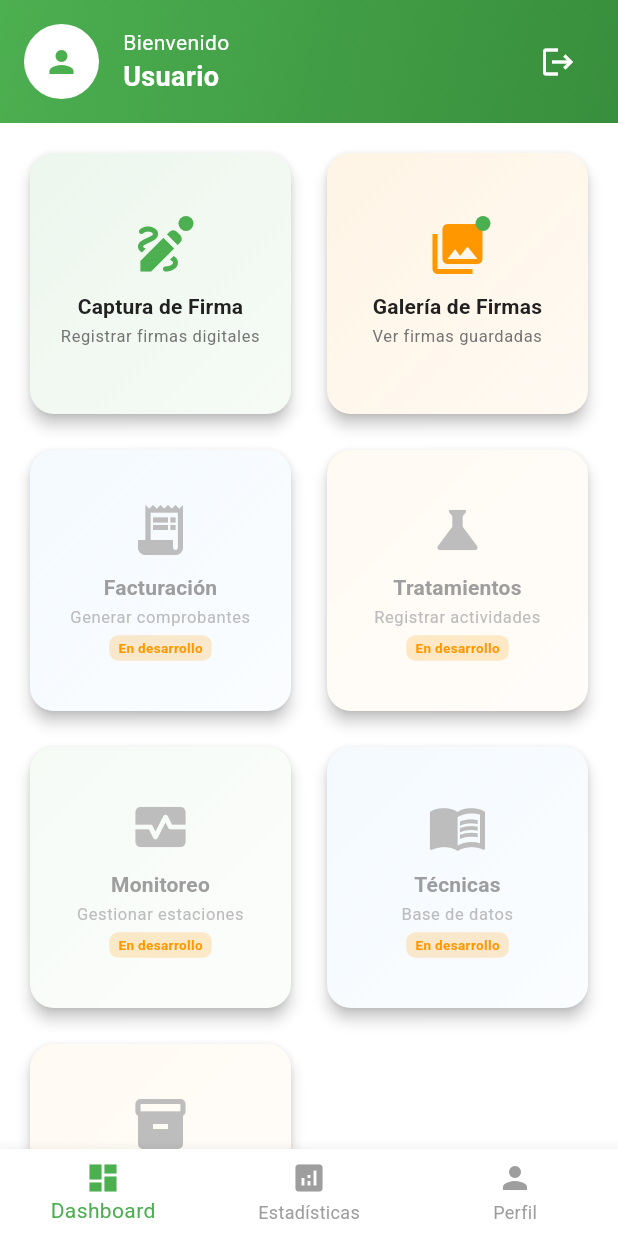
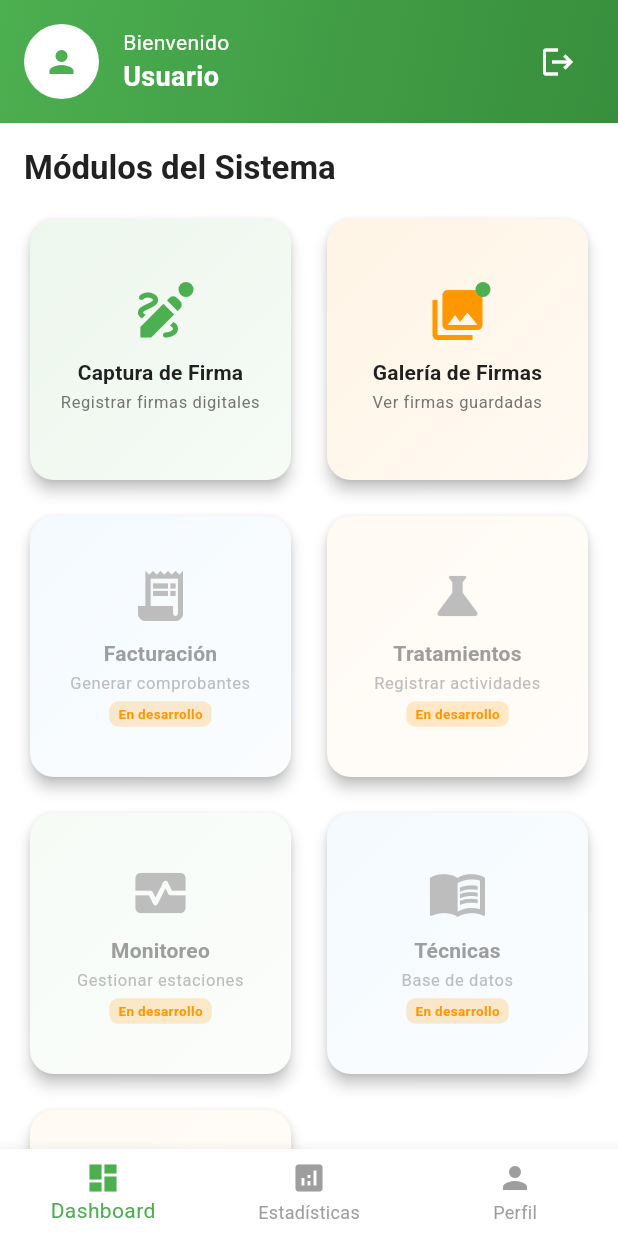
Before and after one commit to FabsSWD/BiobugMobileApp, a Flutter app: the HomePage screen opened by its route, on a phone screen of 412 x 824 dp. Run offline on Flutter 3.47's test engine with Material 3 defaults, Android fonts, the phone set to English and light mode, and no system bars; our stand-ins replace connectivity_plus, dartz, dio, equatable, flutter_bloc, flutter_secure_storage and 5 more; accounts and stored records are empty; generated files the repository leaves out were written again.

Commit message:
Improve auth flow with robust user data handling and logging
Adds extensive debug logging and error handling throughout authentication data sources, models, repository, and presentation layer. Improves user data extraction from API responses, ensures user info is loaded after login/register, and provides user-friendly error messages. Updates home page to better reflect authentication state and loading, and enhances UI feedback for profile and module navigation.

```diff
--- a/lib/shared/pages/home_page.dart
+++ b/lib/shared/pages/home_page.dart
@@ -4,6 +4,7 @@ import '../../features/auth/presentation/bloc/auth_bloc.dart';
 import '../../features/auth/presentation/bloc/auth_event.dart';
 import '../../features/auth/presentation/bloc/auth_state.dart';
 import '../../features/signature_capture/presentation/pages/signature_capture_page.dart';
+import '../../features/signature_capture/presentation/pages/signature_gallery_page.dart';
 import '../themes/app_colors.dart';
 import '../widgets/offline_indicator.dart';
 import '../routes/app_routes.dart';
@@ -81,8 +82,12 @@ class _HomePageState extends State<HomePage> {
   Widget build(BuildContext context) {
     return BlocListener<AuthBloc, AuthState>(
       listener: (context, state) {
+        print('HomePage BlocListener - State: ${state.runtimeType}');
         if (state is AuthUnauthenticated) {
+          print('Redirecting to login - user unauthenticated');
           Navigator.pushReplacementNamed(context, '/login');
+        } else if (state is AuthAuthenticated) {
+          print('User authenticated: ${state.user.fullName}');
         }
       },
       child: Scaffold(
@@ -104,29 +109,69 @@ class _HomePageState extends State<HomePage> {
                 child: SafeArea(
                   child: Padding(
                     padding: const EdgeInsets.all(16.0),
-                    child: Row(
+                    child: BlocBuilder<AuthBloc, AuthState>(
+                      builder: (context, state) {
+                        print('AppBar BlocBuilder - State: ${state.runtimeType}');
+
+                        // Mostrar loading mientras se cargan los datos
+                        if (state is AuthLoading) {
+                          return Row(
+                            children: [
+                              CircleAvatar(
+                                radius: 25,
+                                backgroundColor: AppColors.white,
+                                child: const SizedBox(
+                                  width: 20,
+                                  height: 20,
+                                  child: CircularProgressIndicator(
+                                    strokeWidth: 2,
+                                    valueColor: AlwaysStoppedAnimation<Color>(AppColors.primary),
+                                  ),
+                                ),
+                              ),
+                              const SizedBox(width: 16),
+                              const Expanded(
+                                child: Column(
+                                  crossAxisAlignment: CrossAxisAlignment.start,
+                                  children: [
+                                    Text(
+                                      'Bienvenido',
+                                      style: TextStyle(
+                                        color: AppColors.white,
+                                        fontSize: 14,
+                                      ),
+                                    ),
+                                    Text(
+                                      'Cargando...',
+                                      style: TextStyle(
+                                        color: AppColors.white,
+                                        fontSize: 18,
+                                        fontWeight: FontWeight.bold,
+                                      ),
+                                    ),
+                                  ],
+                                ),
+                              ),
+                            ],
+                          );
+                        }
+
+                        // Mostrar datos del usuario cuando está autenticado
+                        if (state is AuthAuthenticated) {
+                          print('Rendering authenticated user: ${state.user.fullName}');
+                          return Row(
                             children: [
                               // User Avatar
                               CircleAvatar(
                                 radius: 25,
                                 backgroundColor: AppColors.white,
-                          child: BlocBuilder<AuthBloc, AuthState>(
-                            builder: (context, state) {
-                              if (state is AuthAuthenticated) {
-                                return Text(
+                                child: Text(
                                   state.user.fullName[0].toUpperCase(),
                                   style: const TextStyle(
                                     color: AppColors.primary,
                                     fontWeight: FontWeight.bold,
                                     fontSize: 20,
                                   ),
-                                );
-                              }
-                              return const Icon(
-                                Icons.person,
-                                color: AppColors.primary,
-                              );
-                            },
                                 ),
                               ),
 
@@ -144,10 +189,7 @@ class _HomePageState extends State<HomePage> {
                                         fontSize: 14,
                                       ),
                                     ),
-                              BlocBuilder<AuthBloc, AuthState>(
-                                builder: (context, state) {
-                                  if (state is AuthAuthenticated) {
-                                    return Text(
+                                    Text(
                                       state.user.fullName,
                                       style: const TextStyle(
                                         color: AppColors.white,
@@ -155,17 +197,6 @@ class _HomePageState extends State<HomePage> {
                                         fontWeight: FontWeight.bold,
                                       ),
                                       overflow: TextOverflow.ellipsis,
-                                    );
-                                  }
-                                  return const Text(
-                                    'Usuario',
-                                    style: TextStyle(
-                                      color: AppColors.white,
-                                      fontSize: 18,
-                                      fontWeight: FontWeight.bold,
-                                    ),
-                                  );
-                                },
                                     ),
                                   ],
                                 ),
@@ -180,6 +211,58 @@ class _HomePageState extends State<HomePage> {
                                 ),
                               ),
                             ],
+                          );
+                        }
+
+                        // Estado por defecto (no autenticado, error, etc.)
+                        print('Rendering default state');
+                        return Row(
+                          children: [
+                            CircleAvatar(
+                              radius: 25,
+                              backgroundColor: AppColors.white,
+                              child: const Icon(
+                                Icons.person,
+                                color: AppColors.primary,
+                              ),
+                            ),
+
+                            const SizedBox(width: 16),
+
+                            const Expanded(
+                              child: Column(
+                                crossAxisAlignment: CrossAxisAlignment.start,
+                                children: [
+                                  Text(
+                                    'Bienvenido',
+                                    style: TextStyle(
+                                      color: AppColors.white,
+                                      fontSize: 14,
+                                    ),
+                                  ),
+                                  Text(
+                                    'Usuario',
+                                    style: TextStyle(
+                                      color: AppColors.white,
+                                      fontSize: 18,
+                                      fontWeight: FontWeight.bold,
+                                    ),
+                                  ),
+                                ],
+                              ),
+                            ),
+
+                            // Logout Button
+                            IconButton(
+                              onPressed: () => _showLogoutDialog(context),
+                              icon: const Icon(
+                                Icons.logout,
+                                color: AppColors.white,
+                              ),
+                            ),
+                          ],
+                        );
+                      },
                     ),
                   ),
                 ),
@@ -227,6 +310,13 @@ class _HomePageState extends State<HomePage> {
       child: Column(
         crossAxisAlignment: CrossAxisAlignment.start,
         children: [
+          Text(
+            'Módulos del Sistema',
+            style: Theme.of(context).textTheme.titleLarge?.copyWith(
+              fontWeight: FontWeight.bold,
+            ),
+          ),
+          const SizedBox(height: 16),
           GridView.builder(
             shrinkWrap: true,
             physics: const NeverScrollableScrollPhysics(),
@@ -234,7 +324,7 @@ class _HomePageState extends State<HomePage> {
               crossAxisCount: 2,
               crossAxisSpacing: 16,
               mainAxisSpacing: 16,
-              childAspectRatio: 1.0, // Cambiado de 1.2 a 1.0 para más altura
+              childAspectRatio: 1.0,
             ),
             itemCount: _menuItems.length,
             itemBuilder: (context, index) {
@@ -275,7 +365,6 @@ class _HomePageState extends State<HomePage> {
             mainAxisAlignment: MainAxisAlignment.center,
             mainAxisSize: MainAxisSize.min,
             children: [
-              // Icon con indicador
               Stack(
                 clipBehavior: Clip.none,
                 children: [
@@ -300,30 +389,28 @@ class _HomePageState extends State<HomePage> {
                 ],
               ),
 
-              const SizedBox(height: 8), // Reducido de 12 a 8
+              const SizedBox(height: 8),
 
-              // Título
               Text(
                 item['title'],
                 style: Theme.of(context).textTheme.titleMedium?.copyWith(
                   fontWeight: FontWeight.bold,
                   color: isImplemented ? null : AppColors.grey500,
-                  fontSize: 14, // Reducido para evitar overflow
+                  fontSize: 14,
                 ),
                 textAlign: TextAlign.center,
-                maxLines: 2, // Limitado a 2 líneas
+                maxLines: 2,
                 overflow: TextOverflow.ellipsis,
               ),
 
-              const SizedBox(height: 2), // Reducido de 4 a 2
+              const SizedBox(height: 2),
 
-              // Subtítulo
-              Flexible( // Añadido Flexible para mejor manejo del espacio
+              Flexible(
                 child: Text(
                   item['subtitle'],
                   style: Theme.of(context).textTheme.bodySmall?.copyWith(
                     color: isImplemented ? null : AppColors.grey400,
-                    fontSize: 11, // Reducido para evitar overflow
+                    fontSize: 11,
                   ),
                   textAlign: TextAlign.center,
                   maxLines: 2,
@@ -331,19 +418,18 @@ class _HomePageState extends State<HomePage> {
                 ),
               ),
 
-              // Etiqueta "En desarrollo" (más compacta)
               if (!isImplemented) ...[
-                const SizedBox(height: 4), // Reducido de 8 a 4
+                const SizedBox(height: 4),
                 Container(
-                  padding: const EdgeInsets.symmetric(horizontal: 6, vertical: 2), // Reducido
+                  padding: const EdgeInsets.symmetric(horizontal: 6, vertical: 2),
                   decoration: BoxDecoration(
                     color: AppColors.warning.withOpacity(0.2),
-                    borderRadius: BorderRadius.circular(6), // Reducido de 8 a 6
+                    borderRadius: BorderRadius.circular(6),
                   ),
                   child: Text(
                     'En desarrollo',
                     style: TextStyle(
-                      fontSize: 9, // Reducido de 10 a 9
+                      fontSize: 9,
                       color: AppColors.warning,
                       fontWeight: FontWeight.bold,
                     ),
@@ -362,7 +448,6 @@ class _HomePageState extends State<HomePage> {
     final route = item['route'] as String;
 
     if (isImplemented) {
-      // Navigate to implemented modules
       if (route == AppRoutes.signatureCapture) {
         Navigator.pushNamed(
           context,
@@ -378,7 +463,6 @@ class _HomePageState extends State<HomePage> {
         Navigator.pushNamed(context, route);
       }
     } else {
-      // Show development message for unimplemented modules
       ScaffoldMessenger.of(context).showSnackBar(
         SnackBar(
           content: Text('${item['title']} - En desarrollo'),
@@ -400,7 +484,16 @@ class _HomePageState extends State<HomePage> {
   Widget _buildProfile() {
     return BlocBuilder<AuthBloc, AuthState>(
       builder: (context, state) {
+        print('Profile BlocBuilder - State: ${state.runtimeType}');
+
+        if (state is AuthLoading) {
+          return const Center(
+            child: CircularProgressIndicator(),
+          );
+        }
+
         if (state is AuthAuthenticated) {
+          print('Rendering profile for user: ${state.user.fullName}');
           return SingleChildScrollView(
             padding: const EdgeInsets.all(16.0),
             child: Column(
@@ -443,7 +536,6 @@ class _HomePageState extends State<HomePage> {
                 ),
                 const SizedBox(height: 16),
 
-                // Quick access to signature gallery
                 Card(
                   child: ListTile(
                     leading: const Icon(Icons.draw, color: AppColors.primary),
@@ -466,8 +558,34 @@ class _HomePageState extends State<HomePage> {
             ),
           );
         }
-        return const Center(
-          child: Text('No se pudieron cargar los datos del usuario'),
+
+        // Si no está autenticado o hay error
+        print('Rendering profile error/unauthenticated state');
+        return Center(
+          child: Column(
+            mainAxisAlignment: MainAxisAlignment.center,
+            children: [
+              const Icon(
+                Icons.error_outline,
+                size: 64,
+                color: AppColors.grey400,
+              ),
+              const SizedBox(height: 16),
+              const Text(
+                'No se pudieron cargar los datos del usuario',
+                style: TextStyle(fontSize: 16),
+                textAlign: TextAlign.center,
+              ),
+              const SizedBox(height: 16),
+              ElevatedButton(
+                onPressed: () {
+                  // Intentar recargar los datos del usuario
+                  context.read<AuthBloc>().add(AuthCheckStatusEvent());
+                },
+                child: const Text('Reintentar'),
+              ),
+            ],
+          ),
         );
       },
     );
```
Also changed, not shown: lib/features/auth/data/datasources/auth_local_datasource.dart (+41 -9 lines), lib/features/auth/data/datasources/auth_remote_datasource.dart (+48 -6 lines), lib/features/auth/data/models/auth_result_model.dart (+69 -7 lines), lib/features/auth/data/repositories/auth_repository_impl.dart (+58 -11 lines), lib/features/auth/presentation/bloc/auth_bloc.dart (+208 -33 lines). Lines whose indentation alone changed are shown as unchanged.
